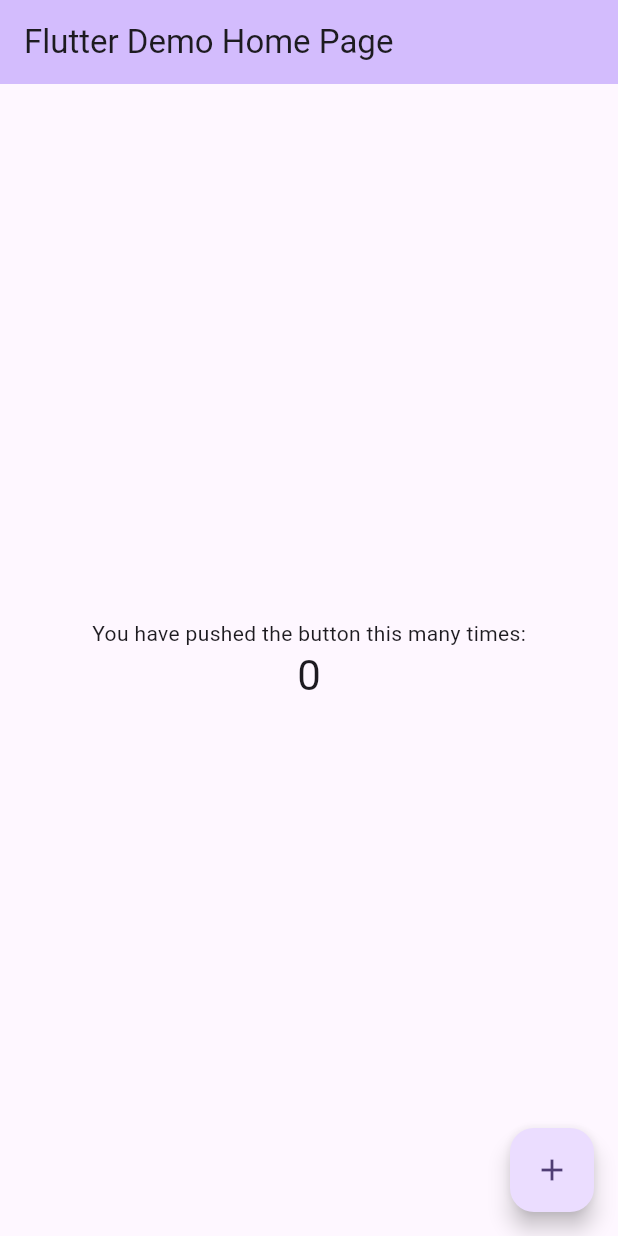
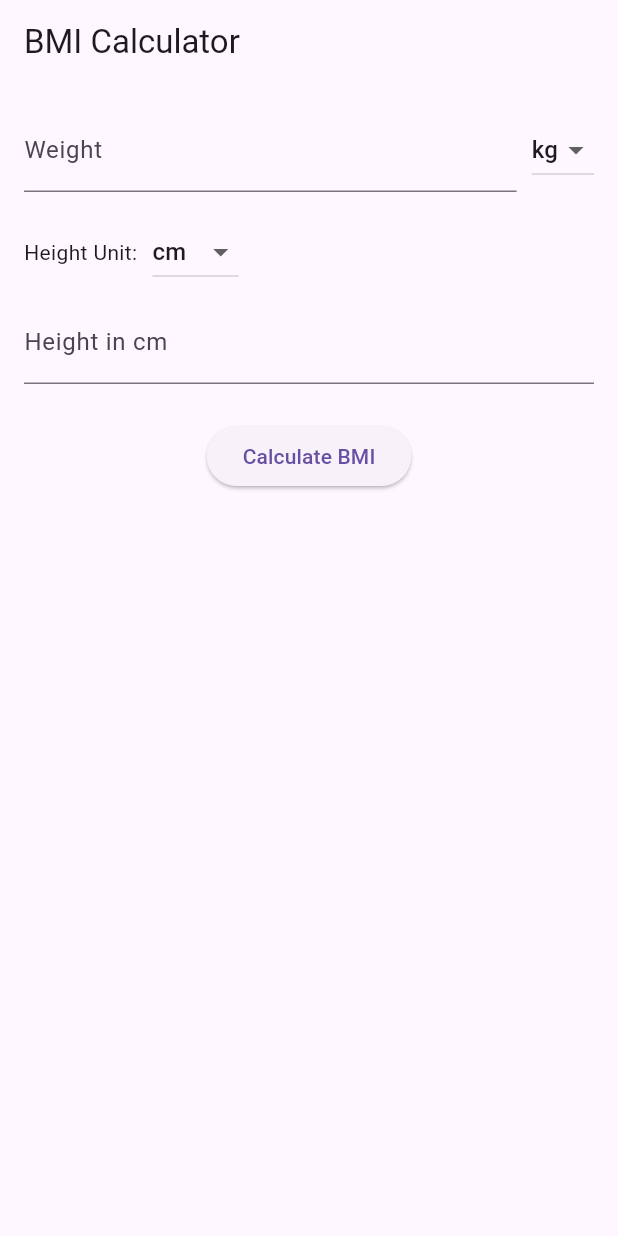
Before and after one commit to Raisa-01/BMI-Calculator, a Flutter app: the screen it shows after launch, on a phone screen of 412 x 824 dp. Run offline on Flutter 3.47's test engine with Material 3 defaults, Android fonts, the phone set to English and light mode, and no system bars.

Commit message:
BMI Calculator Assignment

```diff
--- a/lib/main.dart
+++ b/lib/main.dart
@@ -1,122 +1,224 @@
 import 'package:flutter/material.dart';
 
-void main() {
-  runApp(const MyApp());
-}
+void main() => runApp(const BMICalculatorApp());
 
-class MyApp extends StatelessWidget {
-  const MyApp({super.key});
+class BMICalculatorApp extends StatelessWidget {
+  const BMICalculatorApp({super.key});
 
-  // This widget is the root of your application.
   @override
   Widget build(BuildContext context) {
     return MaterialApp(
-      title: 'Flutter Demo',
-      theme: ThemeData(
-        // This is the theme of your application.
-        //
-        // TRY THIS: Try running your application with "flutter run". You'll see
-        // the application has a purple toolbar. Then, without quitting the app,
-        // try changing the seedColor in the colorScheme below to Colors.green
-        // and then invoke "hot reload" (save your changes or press the "hot
-        // reload" button in a Flutter-supported IDE, or press "r" if you used
-        // the command line to start the app).
-        //
-        // Notice that the counter didn't reset back to zero; the application
-        // state is not lost during the reload. To reset the state, use hot
-        // restart instead.
-        //
-        // This works for code too, not just values: Most code changes can be
-        // tested with just a hot reload.
-        colorScheme: ColorScheme.fromSeed(seedColor: Colors.deepPurple),
-      ),
-      home: const MyHomePage(title: 'Flutter Demo Home Page'),
+      title: 'BMI Calculator',
+      theme: ThemeData(useMaterial3: true),
+      home: const BMIScreen(),
     );
   }
 }
 
-class MyHomePage extends StatefulWidget {
-  const MyHomePage({super.key, required this.title});
-
-  // This widget is the home page of your application. It is stateful, meaning
-  // that it has a State object (defined below) that contains fields that affect
-  // how it looks.
-
-  // This class is the configuration for the state. It holds the values (in this
-  // case the title) provided by the parent (in this case the App widget) and
-  // used by the build method of the State. Fields in a Widget subclass are
-  // always marked "final".
-
-  final String title;
+class BMIScreen extends StatefulWidget {
+  const BMIScreen({super.key});
 
   @override
-  State<MyHomePage> createState() => _MyHomePageState();
+  State<BMIScreen> createState() => _BMIScreenState();
 }
 
-class _MyHomePageState extends State<MyHomePage> {
-  int _counter = 0;
+class _BMIScreenState extends State<BMIScreen> {
+  final weightController = TextEditingController();
+  final heightController = TextEditingController();
+  final feetController = TextEditingController();
+  final inchController = TextEditingController();
 
-  void _incrementCounter() {
+  String weightUnit = 'kg';
+  String heightUnit = 'cm';
+
+  double? bmi;
+  String? category;
+  Color? categoryColor;
+
+  void calculateBMI() {
+    double? weight = double.tryParse(weightController.text);
+    double? height = double.tryParse(heightController.text);
+    double? feet = double.tryParse(feetController.text);
+    double? inch = double.tryParse(inchController.text);
+
+    if (weight == null || weight <= 0) {
+      showError('Enter valid weight');
+      return;
+    }
+
+    double weightKg = weightUnit == 'lb' ? weight * 0.453592 : weight;
+    double heightM;
+
+    if (heightUnit == 'cm') {
+      if (height == null || height <= 0) {
+        showError('Enter valid height in cm');
+        return;
+      }
+      heightM = height / 100;
+    } else if (heightUnit == 'm') {
+      if (height == null || height <= 0) {
+        showError('Enter valid height in meters');
+        return;
+      }
+      heightM = height;
+    } else {
+      if (feet == null || feet < 0 || inch == null || inch < 0) {
+        showError('Enter valid feet/inch');
+        return;
+      }
+
+      // UX: auto carry inches ≥ 12
+      if (inch >= 12) {
+        feet += inch ~/ 12;
+        inch = inch % 12;
+      }
+
+      double totalInches = feet * 12 + inch;
+      heightM = totalInches * 0.0254;
+    }
+
+    double result = weightKg / (heightM * heightM);
     setState(() {
-      // This call to setState tells the Flutter framework that something has
-      // changed in this State, which causes it to rerun the build method below
-      // so that the display can reflect the updated values. If we changed
-      // _counter without calling setState(), then the build method would not be
-      // called again, and so nothing would appear to happen.
-      _counter++;
+      bmi = double.parse(result.toStringAsFixed(1));
+      final info = getBMICategory(bmi!);
+      category = info['label'];
+      categoryColor = info['color'];
     });
+  }
+
+  Map<String, dynamic> getBMICategory(double bmi) {
+    if (bmi < 18.5) {
+      return {'label': 'Underweight', 'color': Colors.blue};
+    } else if (bmi < 25.0) {
+      return {'label': 'Normal', 'color': Colors.green};
+    } else if (bmi < 30.0) {
+      return {'label': 'Overweight', 'color': Colors.orange};
+    } else {
+      return {'label': 'Obese', 'color': Colors.red};
+    }
+  }
+
+  void showError(String message) {
+    ScaffoldMessenger.of(context).showSnackBar(
+      SnackBar(content: Text(message), backgroundColor: Colors.red),
+    );
   }
 
   @override
   Widget build(BuildContext context) {
-    // This method is rerun every time setState is called, for instance as done
-    // by the _incrementCounter method above.
-    //
-    // The Flutter framework has been optimized to make rerunning build methods
-    // fast, so that you can just rebuild anything that needs updating rather
-    // than having to individually change instances of widgets.
     return Scaffold(
-      appBar: AppBar(
-        // TRY THIS: Try changing the color here to a specific color (to
-        // Colors.amber, perhaps?) and trigger a hot reload to see the AppBar
-        // change color while the other colors stay the same.
-        backgroundColor: Theme.of(context).colorScheme.inversePrimary,
-        // Here we take the value from the MyHomePage object that was created by
-        // the App.build method, and use it to set our appbar title.
-        title: Text(widget.title),
-      ),
-      body: Center(
-        // Center is a layout widget. It takes a single child and positions it
-        // in the middle of the parent.
+      appBar: AppBar(title: const Text('BMI Calculator')),
+      body: SingleChildScrollView(
+        padding: const EdgeInsets.all(16),
         child: Column(
-          // Column is also a layout widget. It takes a list of children and
-          // arranges them vertically. By default, it sizes itself to fit its
-          // children horizontally, and tries to be as tall as its parent.
-          //
-          // Column has various properties to control how it sizes itself and
-          // how it positions its children. Here we use mainAxisAlignment to
-          // center the children vertically; the main axis here is the vertical
-          // axis because Columns are vertical (the cross axis would be
-          // horizontal).
-          //
-          // TRY THIS: Invoke "debug painting" (choose the "Toggle Debug Paint"
-          // action in the IDE, or press "p" in the console), to see the
-          // wireframe for each widget.
-          mainAxisAlignment: MainAxisAlignment.center,
-          children: <Widget>[
-            const Text('You have pushed the button this many times:'),
-            Text(
-              '$_counter',
-              style: Theme.of(context).textTheme.headlineMedium,
+          children: [
+            // Weight Input
+            Row(
+              children: [
+                Expanded(
+                  child: TextField(
+                    controller: weightController,
+                    keyboardType: TextInputType.numberWithOptions(
+                      decimal: true,
+                    ),
+                    decoration: const InputDecoration(labelText: 'Weight'),
+                  ),
+                ),
+                const SizedBox(width: 10),
+                DropdownButton<String>(
+                  value: weightUnit,
+                  items: ['kg', 'lb']
+                      .map(
+                        (unit) =>
+                            DropdownMenuItem(value: unit, child: Text(unit)),
+                      )
+                      .toList(),
+                  onChanged: (value) => setState(() => weightUnit = value!),
+                ),
+              ],
             ),
+            const SizedBox(height: 16),
+
+            // Height Input
+            Row(
+              children: [
+                const Text('Height Unit:'),
+                const SizedBox(width: 10),
+                DropdownButton<String>(
+                  value: heightUnit,
+                  items: ['cm', 'm', 'ft+in']
+                      .map(
+                        (unit) =>
+                            DropdownMenuItem(value: unit, child: Text(unit)),
+                      )
+                      .toList(),
+                  onChanged: (value) => setState(() => heightUnit = value!),
+                ),
+              ],
+            ),
+            const SizedBox(height: 8),
+            if (heightUnit == 'ft+in') ...[
+              Row(
+                children: [
+                  Expanded(
+                    child: TextField(
+                      controller: feetController,
+                      keyboardType: TextInputType.numberWithOptions(
+                        decimal: true,
+                      ),
+                      decoration: const InputDecoration(labelText: 'Feet'),
+                    ),
+                  ),
+                  const SizedBox(width: 10),
+                  Expanded(
+                    child: TextField(
+                      controller: inchController,
+                      keyboardType: TextInputType.numberWithOptions(
+                        decimal: true,
+                      ),
+                      decoration: const InputDecoration(labelText: 'Inches'),
+                    ),
+                  ),
+                ],
+              ),
+            ] else
+              TextField(
+                controller: heightController,
+                keyboardType: TextInputType.numberWithOptions(decimal: true),
+                decoration: InputDecoration(labelText: 'Height in $heightUnit'),
+              ),
+
+            const SizedBox(height: 24),
+            ElevatedButton(
+              onPressed: calculateBMI,
+              child: const Text('Calculate BMI'),
+            ),
+
+            const SizedBox(height: 24),
+            if (bmi != null)
+              Card(
+                elevation: 4,
+                child: Padding(
+                  padding: const EdgeInsets.all(16),
+                  child: Column(
+                    children: [
+                      Text(
+                        'Your BMI: $bmi',
+                        style: const TextStyle(fontSize: 20),
+                      ),
+                      const SizedBox(height: 8),
+                      Chip(
+                        label: Text(category!),
+                        backgroundColor: categoryColor,
+                        labelStyle: const TextStyle(color: Colors.white),
+                      ),
+                    ],
+                  ),
+                ),
+              ),
           ],
         ),
       ),
-      floatingActionButton: FloatingActionButton(
-        onPressed: _incrementCounter,
-        tooltip: 'Increment',
-        child: const Icon(Icons.add),
-      ), // This trailing comma makes auto-formatting nicer for build methods.
     );
   }
 }
```
